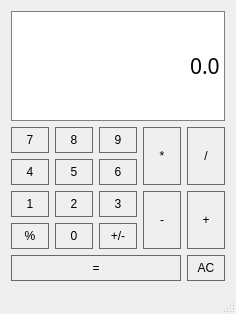
Qt form QtCalc/qtcalc.ui (rattle99/QtCalc) before a commit.
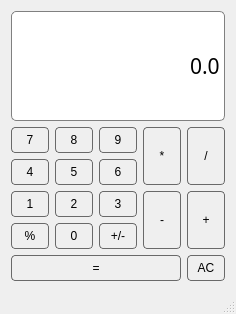
The same form after that commit.

Patch:
```diff
--- a/QtCalc/qtcalc.ui
+++ b/QtCalc/qtcalc.ui
@@ -32,6 +32,7 @@
       <property name="styleSheet">
        <string notr="true">QPushButton {
 	border: 1px solid #696969;
+	border-radius: 4px;
 	padding: 5px;
 }
 
@@ -61,6 +62,7 @@
       <property name="styleSheet">
        <string notr="true">QPushButton {
 	border: 1px solid #696969;
+	border-radius: 4px;
 	padding: 5px;
 }
 
@@ -90,6 +92,7 @@
       <property name="styleSheet">
        <string notr="true">QPushButton {
 	border: 1px solid #696969;
+	border-radius: 4px;
 	padding: 5px;
 }
 
@@ -119,6 +122,7 @@
       <property name="styleSheet">
        <string notr="true">QPushButton {
 	border: 1px solid #696969;
+	border-radius: 4px;
 	padding: 5px;
 }
 
@@ -148,6 +152,7 @@
       <property name="styleSheet">
        <string notr="true">QPushButton {
 	border: 1px solid #696969;
+	border-radius: 4px;
 	padding: 5px;
 }
 
@@ -177,6 +182,7 @@
       <property name="styleSheet">
        <string notr="true">QPushButton {
 	border: 1px solid #696969;
+	border-radius: 4px;
 	padding: 5px;
 }
 
@@ -206,6 +212,7 @@
       <property name="styleSheet">
        <string notr="true">QPushButton {
 	border: 1px solid #696969;
+	border-radius: 4px;
 	padding: 5px;
 }
 
@@ -235,6 +242,7 @@
       <property name="styleSheet">
        <string notr="true">QPushButton {
 	border: 1px solid #696969;
+	border-radius: 4px;
 	padding: 5px;
 }
 
@@ -264,6 +272,7 @@
       <property name="styleSheet">
        <string notr="true">QPushButton {
 	border: 1px solid #696969;
+	border-radius: 4px;
 	padding: 5px;
 }
 
@@ -293,6 +302,7 @@
       <property name="styleSheet">
        <string notr="true">QPushButton {
 	border: 1px solid #696969;
+	border-radius: 4px;
 	padding: 5px;
 }
 
@@ -322,6 +332,7 @@
       <property name="styleSheet">
        <string notr="true">QPushButton {
 	border: 1px solid #696969;
+	border-radius: 4px;
 	padding: 5px;
 }
 
@@ -351,6 +362,7 @@
       <property name="styleSheet">
        <string notr="true">QPushButton {
 	border: 1px solid #696969;
+	border-radius: 4px;
 	padding: 5px;
 }
 
@@ -380,6 +392,7 @@
       <property name="styleSheet">
        <string notr="true">QPushButton {
 	border: 1px solid #696969;
+	border-radius: 4px;
 	padding: 5px;
 }
 
@@ -409,6 +422,7 @@
       <property name="styleSheet">
        <string notr="true">QPushButton {
 	border: 1px solid #696969;
+	border-radius: 4px;
 	padding: 5px;
 }
 
@@ -438,6 +452,7 @@
       <property name="styleSheet">
        <string notr="true">QPushButton {
 	border: 1px solid #696969;
+	border-radius: 4px;
 	padding: 5px;
 }
 
@@ -467,6 +482,7 @@
       <property name="styleSheet">
        <string notr="true">QPushButton {
 	border: 1px solid #696969;
+	border-radius: 4px;
 	padding: 5px;
 }
 
@@ -496,6 +512,7 @@
       <property name="styleSheet">
        <string notr="true">QPushButton {
 	border: 1px solid #696969;
+	border-radius: 4px;
 	padding: 5px;
 }
 
@@ -525,6 +542,7 @@
       <property name="styleSheet">
        <string notr="true">QPushButton {
 	border: 1px solid #696969;
+	border-radius: 4px;
 	padding: 5px;
 }
 
@@ -560,11 +578,9 @@
       <property name="styleSheet">
        <string notr="true">QLineEdit {
 	border: 1px solid gray;
+	border-radius: 5px;
 }
-
-QLineEdit:pressed {
-	border: 1px solid gray;
-}</string>
+</string>
       </property>
       <property name="text">
        <string>0.0</string>
```
